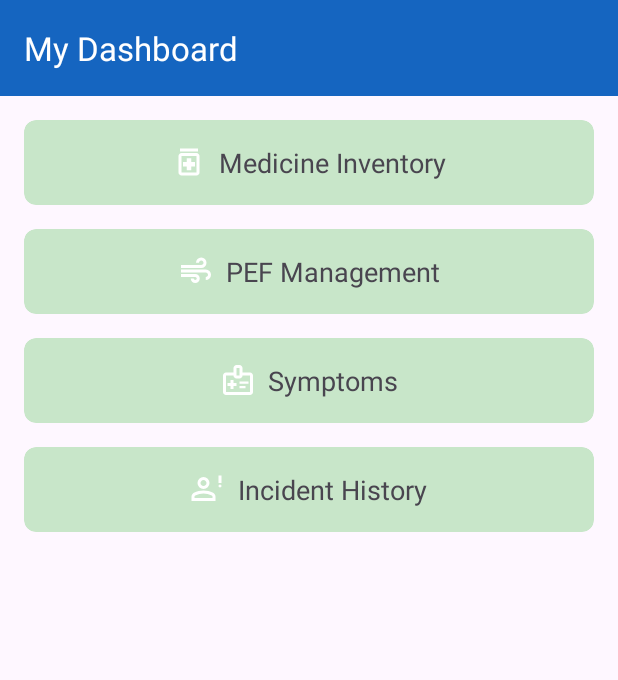
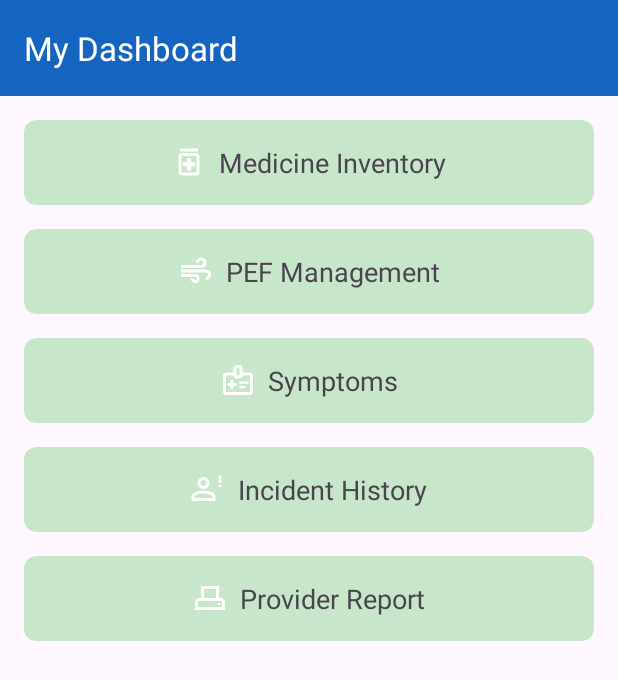
Before and after one commit to kevin579/Smart-Air, an Android app: the ChildDashboard screen opened directly, with no data from a screen before it, on a phone screen of 412 x 824 dp. Shown: the top 680 px of the screen. Run offline under Robolectric (Android 15) with nearby library versions, the phone set to English and light mode, and no system bars; 1 statement that could not run was skipped.

```diff
--- /dev/null
+++ b/app/src/main/res/drawable/ic_provider_report.xml
@@ -0,0 +1,5 @@
+<vector xmlns:android="http://schemas.android.com/apk/res/android" android:height="24dp" android:tint="#FFFFFF" android:viewportHeight="960" android:viewportWidth="960" android:width="24dp">
+
+    <path android:fillColor="@android:color/white" android:pathData="M80,800L80,600Q80,550 115,515Q150,480 200,480L240,480L240,160L720,160L720,480L760,480Q810,480 845,515Q880,550 880,600L880,800L80,800ZM320,480L640,480L640,240L320,240L320,480ZM160,720L800,720L800,600Q800,583 788.5,571.5Q777,560 760,560L200,560Q183,560 171.5,571.5Q160,583 160,600L160,720ZM720,680Q737,680 748.5,668.5Q760,657 760,640Q760,623 748.5,611.5Q737,600 720,600Q703,600 691.5,611.5Q680,623 680,640Q680,657 691.5,668.5Q703,680 720,680ZM160,560L160,560Q160,560 171.5,560Q183,560 200,560L760,560Q777,560 788.5,560Q800,560 800,560L800,560L160,560Z"/>
+
+</vector>
--- a/app/src/main/res/layout/activity_child_dashboard.xml
+++ b/app/src/main/res/layout/activity_child_dashboard.xml
@@ -176,6 +176,44 @@
 
             </androidx.cardview.widget.CardView>
 
+            <androidx.cardview.widget.CardView
+                android:id="@+id/cardProviderReport"
+                android:layout_width="match_parent"
+                android:layout_height="wrap_content"
+                android:layout_marginBottom="16dp"
+                android:clickable="true"
+                android:focusable="true"
+                android:foreground="?android:attr/selectableItemBackground"
+                app:cardBackgroundColor="@color/good"
+                app:cardCornerRadius="8dp"
+                app:cardElevation="0dp">
+
+                <LinearLayout
+                    android:layout_width="match_parent"
+                    android:layout_height="wrap_content"
+                    android:gravity="center"
+                    android:orientation="horizontal"
+                    android:padding="16dp">
+
+
+                    <ImageView
+                        android:layout_width="24dp"
+                        android:layout_height="24dp"
+                        android:layout_marginEnd="8dp"
+                        android:src="@drawable/ic_provider_report"
+                        app:tint="@color/white" />
+
+                    <TextView
+                        android:layout_width="wrap_content"
+                        android:layout_height="wrap_content"
+                        android:text="Provider Report"
+                        android:textSize="18sp" />
+
+                </LinearLayout>
+
+            </androidx.cardview.widget.CardView>
+
+
         </LinearLayout>
     </ScrollView>
 
```
Also changed, not shown: app/src/main/java/com/example/SmartAirGroup2/ChildDashboardFragment.java (+35 -1 lines), app/src/main/java/com/example/SmartAirGroup2/ProviderReportGenerator.java (added, +339 -0 lines).
